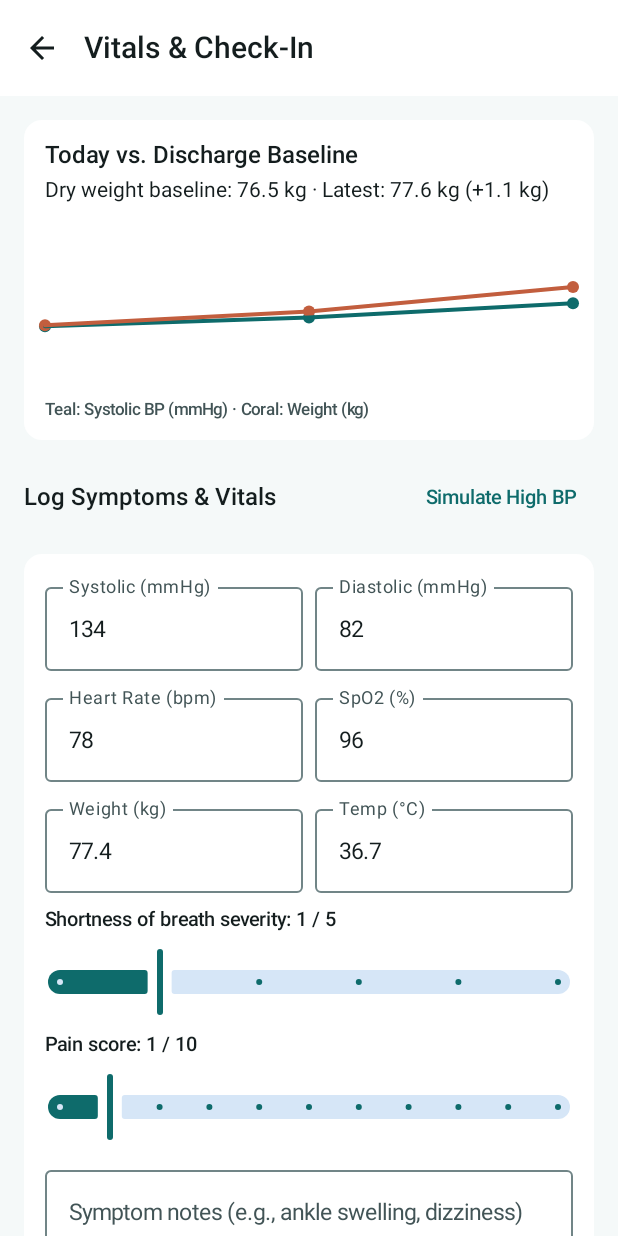
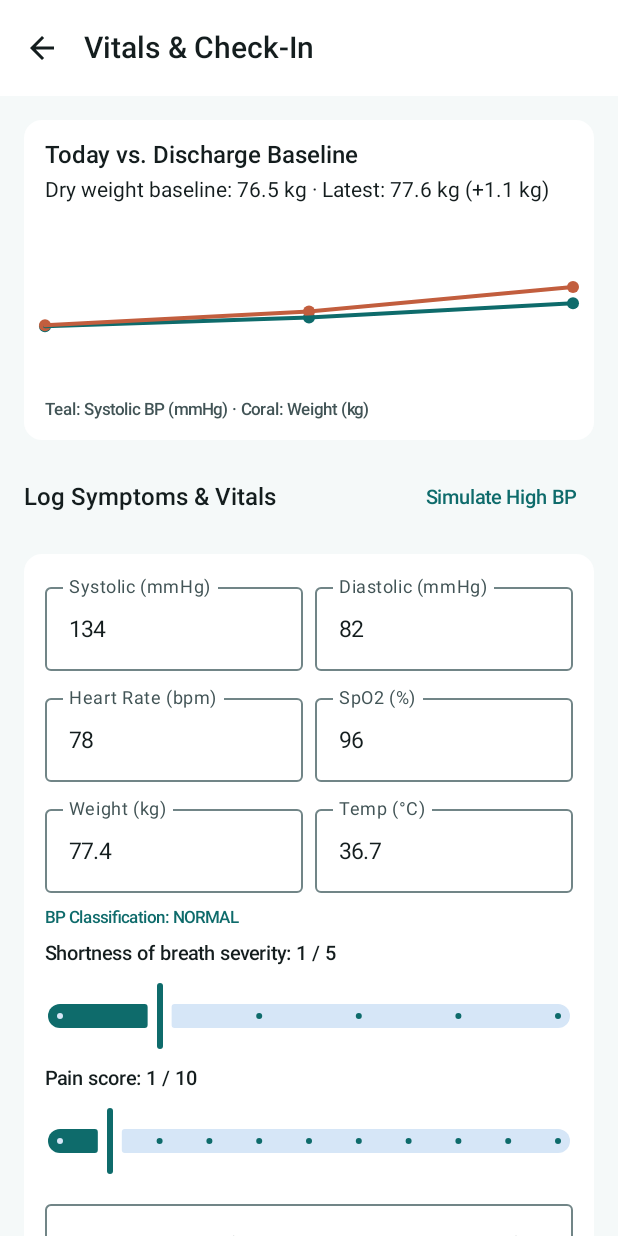
Before and after one commit to gilsonjuniorpro/hospital-discharge-companion, an Android app built with Jetpack Compose: the composable TelemonitoringScreen shown on its own in the app's theme, on a phone screen of 412 x 824 dp. Run offline under Robolectric (Android 15) with nearby library versions, the phone set to English and light mode, and no system bars; our stand-ins replace Dagger/Hilt's generated code.

Commit message:
feat: add live BP classification, normal preset, and Fahrenheit conversion in Telemonitoring

```diff
--- a/app/src/main/java/com/hospitaldischargecompanion/feature/telemonitor/TelemonitoringScreen.kt
+++ b/app/src/main/java/com/hospitaldischargecompanion/feature/telemonitor/TelemonitoringScreen.kt
@@ -227,9 +227,23 @@ fun TelemonitoringScreen(
                             )
                             VitalTextField(
                                 value = d.temperatureCInput,
-                                label = stringResource(R.string.vital_temp_c_label),
+                                label = stringResource(
+                                    if (state.temperatureUnit == TemperatureUnit.FAHRENHEIT) {
+                                        R.string.vital_temp_f_label
+                                    } else {
+                                        R.string.vital_temp_c_label
+                                    }
+                                ),
                                 onValueChange = { v -> viewModel.updateDraft { it.copy(temperatureCInput = v) } },
                                 modifier = Modifier.weight(1f)
+                            )
+                        }
+
+                        state.draftBpCategory?.let { category ->
+                            Text(
+                                text = stringResource(R.string.vital_bp_category_format, category.name.replace('_', ' ')),
+                                style = MaterialTheme.typography.labelSmall,
+                                color = MaterialTheme.colorScheme.primary
                             )
                         }
 
--- a/app/src/main/res/values/strings.xml
+++ b/app/src/main/res/values/strings.xml
@@ -254,4 +254,8 @@
     <string name="assignee_patient">Patient</string>
     <string name="assignee_caregiver">Family Caregiver</string>
     <string name="assignee_home_nurse">Home Health Nurse</string>
+
+    <string name="vital_temp_f_label">Temp (°F)</string>
+    <string name="vital_bp_category_format">BP Classification: %1$s</string>
+    <string name="vitals_demo_normal_preset">Normal Preset</string>
 </resources>
```
Also changed, not shown: app/src/main/java/com/hospitaldischargecompanion/feature/telemonitor/TelemonitoringViewModel.kt (+37 -1 lines), 3 other files.
